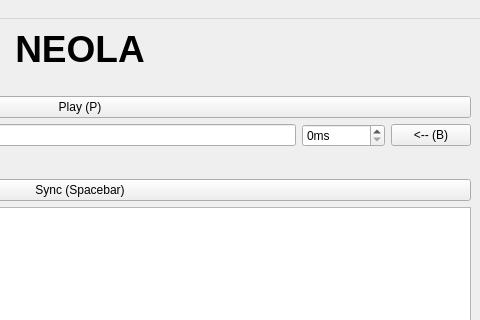
Before: the Qt Designer form mainwindow.ui in Onetchou/Neola, drawn with Qt 5; both pictures show x 320 to 800 and y 0 to 320 of the 800 by 480 pixel window.
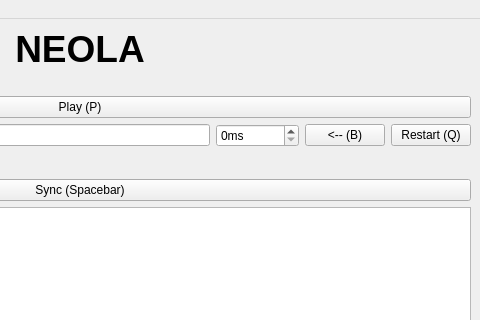
After: the same form once the commit is applied.

Commit message: Save, restart and new keyboard shortcuts

The edit to the form file:
```diff
--- a/mainwindow.ui
+++ b/mainwindow.ui
@@ -81,6 +81,13 @@
         </property>
        </widget>
       </item>
+      <item>
+       <widget class="QPushButton" name="restartButton">
+        <property name="text">
+         <string>Restart (Q)</string>
+        </property>
+       </widget>
+      </item>
      </layout>
     </item>
     <item>
```
Left out of the diff: 20 changed lines with no effect on the pictures. The commit also changes 2 other files.
